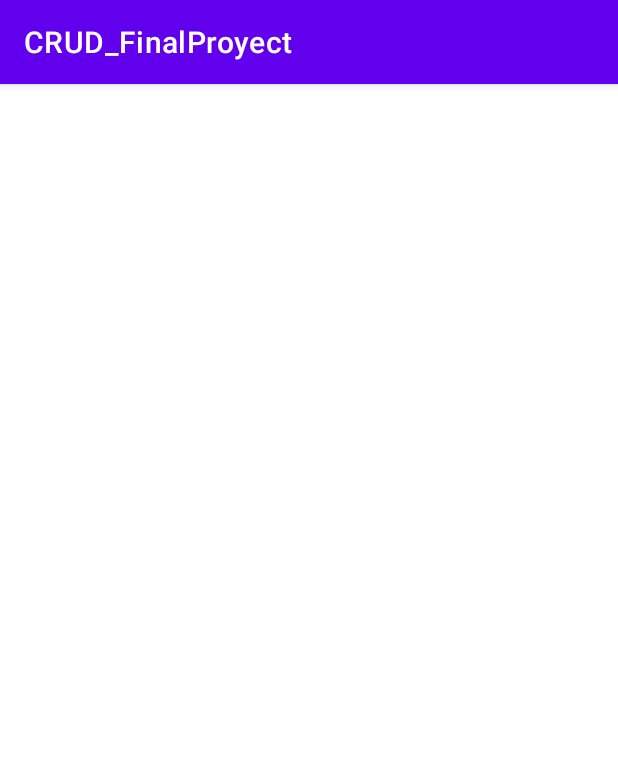
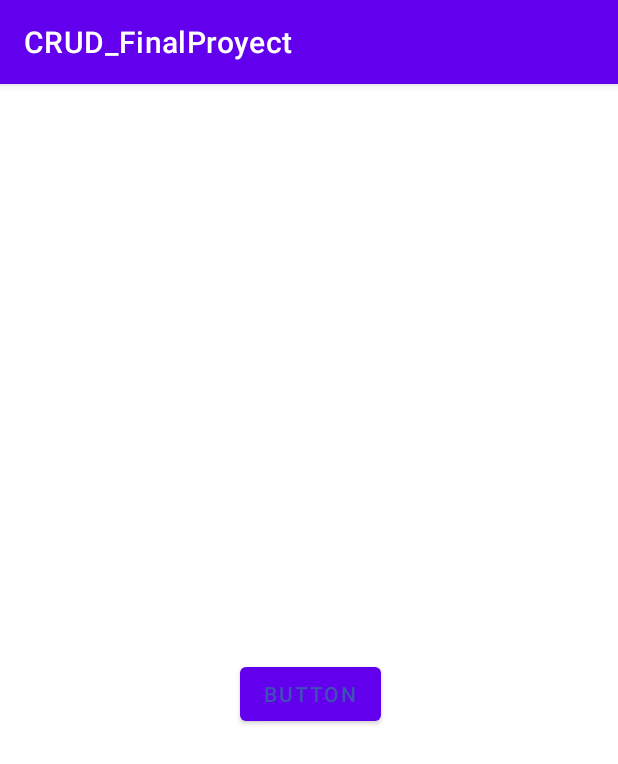
Before and after one commit to jamt29/CRUD_FinalProyect, an Android app: the screen it shows after launch (MainActivity), on a phone screen of 412 x 824 dp. Shown: the top 764 px of the screen. Run offline under Robolectric (Android 15) with nearby library versions, the phone set to English and light mode, and no system bars.

Commit message:
Creacion de boton

```diff
--- a/app/src/main/java/com/itca/crud_finalproyect/MainActivity.java
+++ b/app/src/main/java/com/itca/crud_finalproyect/MainActivity.java
@@ -3,6 +3,7 @@ package com.itca.crud_finalproyect;
 import androidx.appcompat.app.AppCompatActivity;
 
 import android.os.Bundle;
+import android.view.View;
 
 public class MainActivity extends AppCompatActivity {
 
@@ -11,4 +12,7 @@ public class MainActivity extends AppCompatActivity {
         super.onCreate(savedInstanceState);
         setContentView(R.layout.activity_main);
     }
+
+    public void btn(View view) {
+    }
 }
--- a/app/src/main/res/layout/activity_main.xml
+++ b/app/src/main/res/layout/activity_main.xml
@@ -6,13 +6,14 @@
     android:layout_height="match_parent"
     tools:context=".MainActivity">
 
-    <TextView
+    <Button
+        android:id="@+id/button"
         android:layout_width="wrap_content"
         android:layout_height="wrap_content"
+        android:layout_marginEnd="158dp"
+        android:layout_marginBottom="337dp"
+        android:text="Button"
         app:layout_constraintBottom_toBottomOf="parent"
-        app:layout_constraintLeft_toLeftOf="parent"
-        app:layout_constraintRight_toRightOf="parent"
-        app:layout_constraintTop_toTopOf="parent" />
-
-
+        app:layout_constraintEnd_toEndOf="parent"
+        android:onClick="btn"/>
 </androidx.constraintlayout.widget.ConstraintLayout>
```
